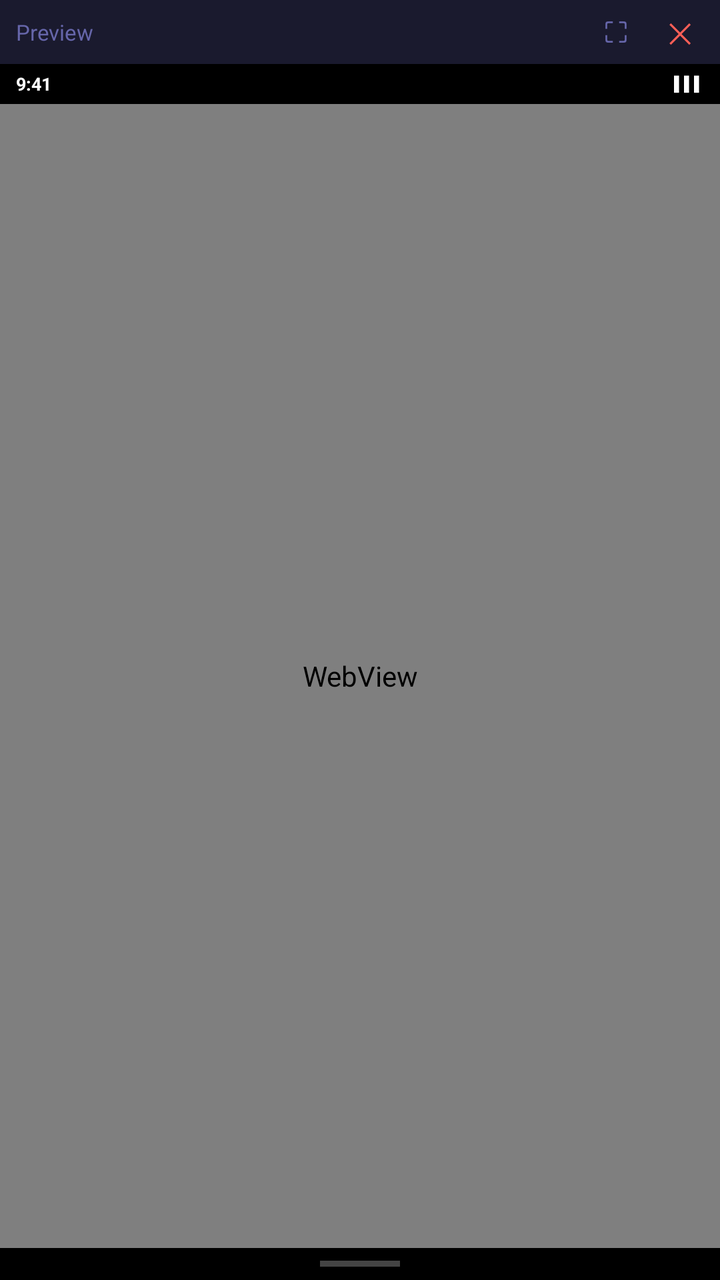
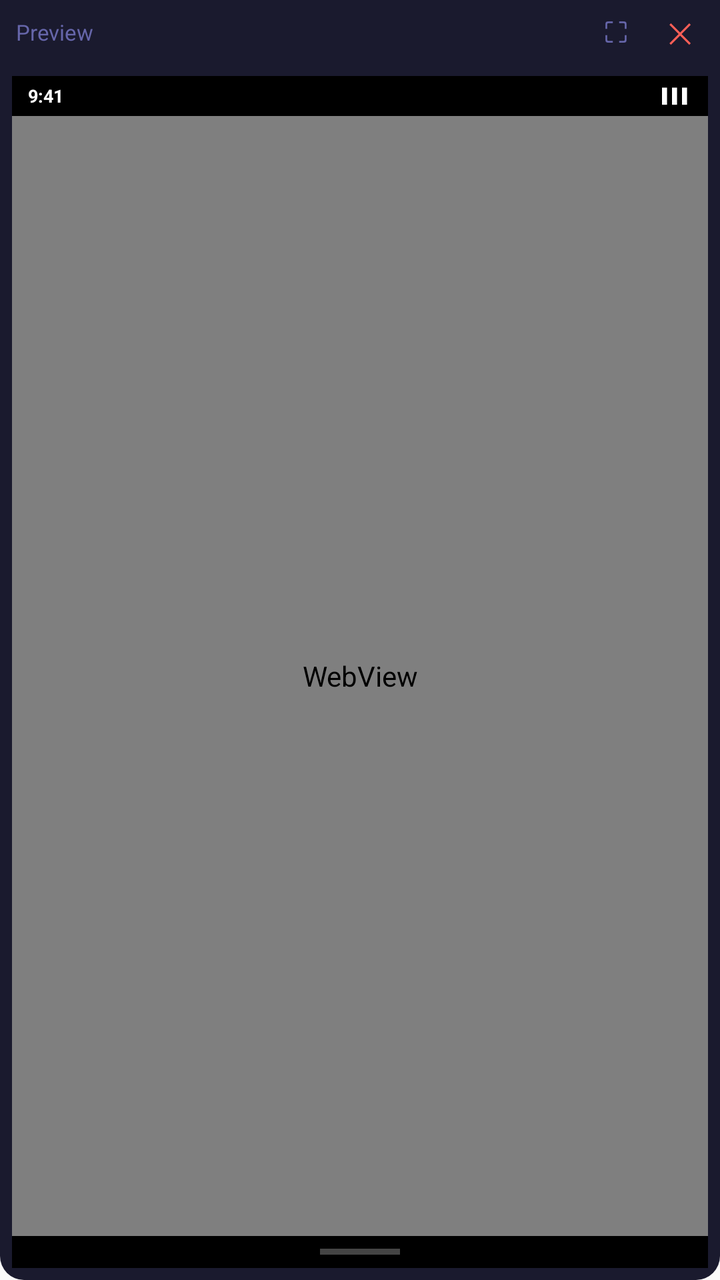

Two renders of the same Android screen: before a commit and after it. Below are the layout's source before the change and the commit's diff.
<!-- AndroidManifest.xml: application theme Theme.AppCompat.DayNight.NoActionBar -->
<!-- res/layout/floating_preview.xml -->
<?xml version="1.0" encoding="utf-8"?>
<LinearLayout
    xmlns:android="http://schemas.android.com/apk/res/android"
    android:layout_width="match_parent"
    android:layout_height="match_parent"
    android:orientation="vertical"
    android:background="@drawable/preview_container"
    android:padding="0dp">

    
    <LinearLayout
        android:layout_width="match_parent"
        android:layout_height="32dp"
        android:orientation="horizontal"
        android:gravity="center_vertical"
        android:paddingStart="8dp"
        android:paddingEnd="4dp"
        android:background="#1A1A2E">

        <TextView
            android:layout_width="0dp"
            android:layout_height="match_parent"
            android:layout_weight="1"
            android:text="Preview"
            android:textColor="#6666AA"
            android:textSize="11sp"
            android:gravity="center_vertical"/>

        <TextView
            android:id="@+id/btnFullscreen"
            android:layout_width="32dp"
            android:layout_height="32dp"
            android:text="⛶"
            android:textSize="14sp"
            android:textColor="#6666AA"
            android:gravity="center"/>

        <TextView
            android:id="@+id/btnClose"
            android:layout_width="32dp"
            android:layout_height="32dp"
            android:text="✕"
            android:textSize="14sp"
            android:textColor="#FF5F57"
            android:gravity="center"/>

    </LinearLayout>

    
    <LinearLayout
        android:layout_width="match_parent"
        android:layout_height="0dp"
        android:layout_weight="1"
        android:orientation="vertical"
        android:background="@drawable/phone_frame"
        android:margin="6dp">

        
        <LinearLayout
            android:layout_width="match_parent"
            android:layout_height="20dp"
            android:background="#000000"
            android:orientation="horizontal"
            android:paddingStart="8dp"
            android:paddingEnd="8dp"
            android:gravity="center_vertical">

            <TextView
                android:layout_width="0dp"
                android:layout_height="wrap_content"
                android:layout_weight="1"
                android:text="9:41"
                android:textColor="#FFFFFF"
                android:textSize="9sp"
                android:textStyle="bold"/>

            <TextView
                android:layout_width="wrap_content"
                android:layout_height="wrap_content"
                android:text="▌▌▌"
                android:textColor="#FFFFFF"
                android:textSize="7sp"/>

        </LinearLayout>

        
        <WebView
            android:id="@+id/previewWebView"
            android:layout_width="match_parent"
            android:layout_height="0dp"
            android:layout_weight="1"/>

        
        <LinearLayout
            android:layout_width="match_parent"
            android:layout_height="16dp"
            android:background="#000000"
            android:gravity="center">

            <View
                android:layout_width="40dp"
                android:layout_height="3dp"
                android:background="#444444"/>

        </LinearLayout>

    </LinearLayout>

</LinearLayout>
<!-- resources referenced by this layout -->
<resources>
  <!-- drawable phone_frame (drawable) -->
  <?xml version="1.0" encoding="utf-8"?>
  <shape xmlns:android="http://schemas.android.com/apk/res/android"
      android:shape="rectangle">
      <corners android:radius="16dp"/>
      <solid android:color="#000000"/>
      <stroke
          android:width="2dp"
          android:color="#444455"/>
  </shape>
  <!-- drawable preview_container (drawable) -->
  <?xml version="1.0" encoding="utf-8"?>
  <shape xmlns:android="http://schemas.android.com/apk/res/android"
      android:shape="rectangle">
      <corners android:radius="12dp"/>
      <solid android:color="#1A1A2E"/>
  </shape>
</resources>

<!-- the commit's change to res/layout/floating_preview.xml (unified diff, before → after) -->
@@ -53,7 +53,7 @@
         android:layout_weight="1"
         android:orientation="vertical"
         android:background="@drawable/phone_frame"
-        android:margin="6dp">
+        android:layout_margin="6dp">
 
         
         <LinearLayout
